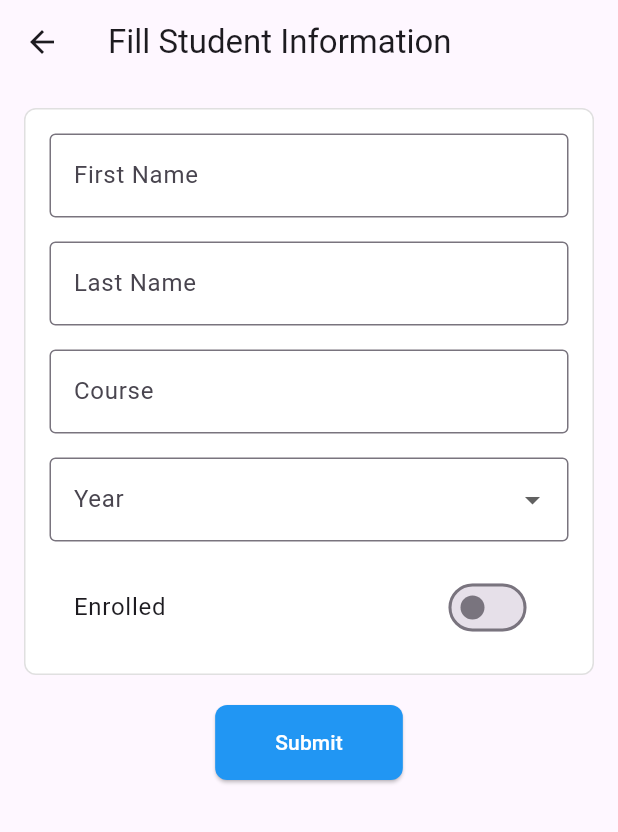
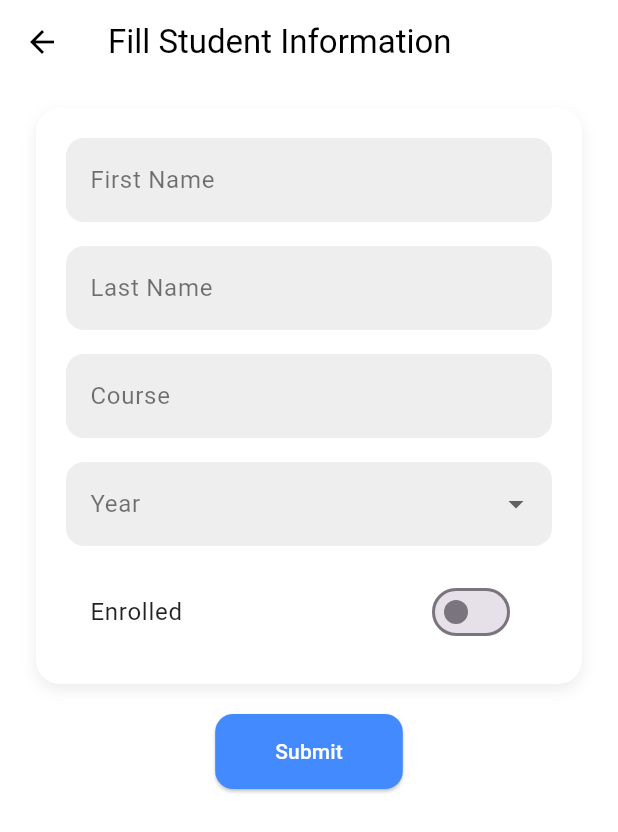
Before and after one commit to jhonrneilebuan/student_management_app, a Flutter app: the screen it shows after launch, after a tap on the "add" icon, on a phone screen of 412 x 824 dp. Shown: the top 832 px of the screen. Run offline on Flutter 3.47's test engine with Material 3 defaults, Android fonts, the light colour scheme and no system bars; network calls fail.

Commit message:
Add enrollment status to student list with conditional color coding

```diff
--- a/lib/screens/student_form.dart
+++ b/lib/screens/student_form.dart
@@ -47,20 +47,20 @@ class StudentFormScreenState extends State<StudentFormScreen> {
   }
 
   @override
-  void dispose() {
-    super.dispose();
-  }
-
-  @override
   Widget build(BuildContext context) {
     return Scaffold(
+      backgroundColor: Colors.white,
       resizeToAvoidBottomInset: true,
       appBar: AppBar(
-        title: const Text('Fill Student Information'),
+        title: const Text('Fill Student Information',
+            style: TextStyle(color: Colors.black)),
+        backgroundColor: Colors.white,
+        iconTheme: const IconThemeData(color: Colors.black),
+        elevation: 0,
       ),
       body: SingleChildScrollView(
         child: Padding(
-          padding: const EdgeInsets.all(16.0),
+          padding: const EdgeInsets.symmetric(horizontal: 24.0, vertical: 16.0),
           child: Form(
             key: _formKey,
             child: Column(
@@ -69,20 +69,29 @@ class StudentFormScreenState extends State<StudentFormScreen> {
                   width: double.infinity,
                   decoration: BoxDecoration(
                     color: Colors.white,
-                    border: Border.all(
-                      width: 1,
-                      color: Colors.grey.shade300,
-                    ),
-                    borderRadius: BorderRadius.circular(8),
+                    borderRadius: BorderRadius.circular(16),
+                    boxShadow: [
+                      BoxShadow(
+                        color: Colors.grey.withOpacity(0.2),
+                        blurRadius: 8,
+                        offset: const Offset(0, 4),
+                      ),
+                    ],
                   ),
-                  padding: const EdgeInsets.all(16.0),
+                  padding: const EdgeInsets.all(20.0),
                   child: Column(
                     crossAxisAlignment: CrossAxisAlignment.start,
                     children: [
                       TextFormField(
-                        decoration: const InputDecoration(
+                        decoration: InputDecoration(
                           labelText: 'First Name',
-                          border: OutlineInputBorder(),
+                          labelStyle: const TextStyle(color: Colors.black54),
+                          filled: true,
+                          fillColor: Colors.grey[200],
+                          border: OutlineInputBorder(
+                            borderRadius: BorderRadius.circular(12),
+                            borderSide: BorderSide.none,
+                          ),
                         ),
                         validator: (value) {
                           if (value == null || value.isEmpty) {
@@ -94,9 +103,15 @@ class StudentFormScreenState extends State<StudentFormScreen> {
                       ),
                       const SizedBox(height: 16),
                       TextFormField(
-                        decoration: const InputDecoration(
+                        decoration: InputDecoration(
                           labelText: 'Last Name',
-                          border: OutlineInputBorder(),
+                          labelStyle: const TextStyle(color: Colors.black54),
+                          filled: true,
+                          fillColor: Colors.grey[200],
+                          border: OutlineInputBorder(
+                            borderRadius: BorderRadius.circular(12),
+                            borderSide: BorderSide.none,
+                          ),
                         ),
                         validator: (value) {
                           if (value == null || value.isEmpty) {
@@ -108,9 +123,15 @@ class StudentFormScreenState extends State<StudentFormScreen> {
                       ),
                       const SizedBox(height: 16),
                       TextFormField(
-                        decoration: const InputDecoration(
+                        decoration: InputDecoration(
                           labelText: 'Course',
-                          border: OutlineInputBorder(),
+                          labelStyle: const TextStyle(color: Colors.black54),
+                          filled: true,
+                          fillColor: Colors.grey[200],
+                          border: OutlineInputBorder(
+                            borderRadius: BorderRadius.circular(12),
+                            borderSide: BorderSide.none,
+                          ),
                         ),
                         validator: (value) {
                           if (value == null || value.isEmpty) {
@@ -122,23 +143,39 @@ class StudentFormScreenState extends State<StudentFormScreen> {
                       ),
                       const SizedBox(height: 16),
                       DropdownButtonFormField<String>(
-                        decoration: const InputDecoration(
+                        decoration: InputDecoration(
                           labelText: 'Year',
-                          border: OutlineInputBorder(),
+                          labelStyle: const TextStyle(color: Colors.black54),
+                          filled: true,
+                          fillColor: Colors.grey[200],
+                          border: OutlineInputBorder(
+                            borderRadius: BorderRadius.circular(12),
+                            borderSide: BorderSide.none,
+                          ),
                         ),
                         value: year,
-                        items: ['First Year', 'Second Year', 'Third Year', 'Fourth Year', 'Fifth Year']
+                        items: [
+                          'First Year',
+                          'Second Year',
+                          'Third Year',
+                          'Fourth Year',
+                          'Fifth Year'
+                        ]
                             .map((year) => DropdownMenuItem(
                                   value: year,
-                                  child: Text(year),
+                                  child: Text(year,
+                                      style: const TextStyle(
+                                          color: Colors.black87)),
                                 ))
                             .toList(),
                         onChanged: (value) => setState(() => year = value),
-                        validator: (value) => value == null ? 'Please select a year' : null,
+                        validator: (value) =>
+                            value == null ? 'Please select a year' : null,
                       ),
                       const SizedBox(height: 16),
                       SwitchListTile(
-                        title: const Text('Enrolled'),
+                        title: const Text('Enrolled',
+                            style: TextStyle(color: Colors.black87)),
                         value: enrolled,
                         onChanged: (value) => setState(() => enrolled = value),
                       ),
@@ -149,10 +186,12 @@ class StudentFormScreenState extends State<StudentFormScreen> {
                 ElevatedButton(
                   onPressed: _submitForm,
                   style: ElevatedButton.styleFrom(
-                    foregroundColor: Colors.white, backgroundColor: Colors.blue,
-                    padding: const EdgeInsets.symmetric(horizontal: 40, vertical: 15),
+                    foregroundColor: Colors.white,
+                    backgroundColor: Colors.blueAccent,
+                    padding: const EdgeInsets.symmetric(
+                        horizontal: 40, vertical: 15),
                     shape: RoundedRectangleBorder(
-                      borderRadius: BorderRadius.circular(8),
+                      borderRadius: BorderRadius.circular(12),
                     ),
                   ),
                   child: const Text('Submit'),
--- a/lib/screens/student_list_screen.dart
+++ b/lib/screens/student_list_screen.dart
@@ -20,6 +20,7 @@ class StudentListScreenState extends State<StudentListScreen> {
     super.initState();
     _futureStudents = apiService.getStudents();
   }
+
   Future<void> _refreshStudents() async {
     setState(() {
       _futureStudents = apiService.getStudents();
@@ -29,12 +30,15 @@ class StudentListScreenState extends State<StudentListScreen> {
   @override
   Widget build(BuildContext context) {
     return Scaffold(
+      backgroundColor: Colors.grey[200],
       appBar: AppBar(
         automaticallyImplyLeading: false,
-        title: const Text('Student List'),
+        title: const Text('Student List', style: TextStyle(color: Colors.black)),
+        backgroundColor: Colors.white,
+        elevation: 0,
         actions: [
           IconButton(
-            icon: const Icon(Icons.add),
+            icon: const Icon(Icons.add, color: Colors.blueAccent),
             onPressed: () {
               Navigator.push(
                 context,
@@ -52,12 +56,41 @@ class StudentListScreenState extends State<StudentListScreen> {
             return RefreshIndicator(
               onRefresh: _refreshStudents,
               child: ListView.builder(
+                padding: const EdgeInsets.symmetric(horizontal: 12.0, vertical: 8.0),
                 itemCount: students.length,
                 itemBuilder: (context, index) {
                   return Card(
+                    color: Colors.white,
+                    margin: const EdgeInsets.symmetric(vertical: 6.0),
+                    shape: RoundedRectangleBorder(
+                      borderRadius: BorderRadius.circular(12),
+                    ),
+                    elevation: 2,
                     child: ListTile(
-                      title: Text('${students[index].firstName} ${students[index].lastName}'),
-                      subtitle: Text('${students[index].course} - ${students[index].year}'),
+                      contentPadding: const EdgeInsets.symmetric(vertical: 8.0, horizontal: 16.0),
+                      title: Text(
+                        '${students[index].firstName} ${students[index].lastName}',
+                        style: const TextStyle(fontSize: 16, fontWeight: FontWeight.w600),
+                      ),
+                      subtitle: Text.rich(
+                        TextSpan(
+                          children: [
+                            TextSpan(
+                              text: '${students[index].course} - ${students[index].year}\n',
+                              style: const TextStyle(fontSize: 14, color: Colors.black54),
+                            ),
+                            TextSpan(
+                              text: 'Enrolled: ${students[index].enrolled ? 'Yes' : 'No'}',
+                              style: TextStyle(
+                                fontSize: 14,
+                                color: students[index].enrolled ? Colors.green : Colors.red,
+                                fontWeight: FontWeight.w600,
+                              ),
+                            ),
+                          ],
+                        ),
+                      ),
+                      trailing: const Icon(Icons.arrow_forward_ios, color: Colors.grey, size: 16),
                       onTap: () async {
                         final result = await Navigator.push(
                           context,
```
Also changed, not shown: lib/screens/student_viewform.dart (+19 -20 lines).
